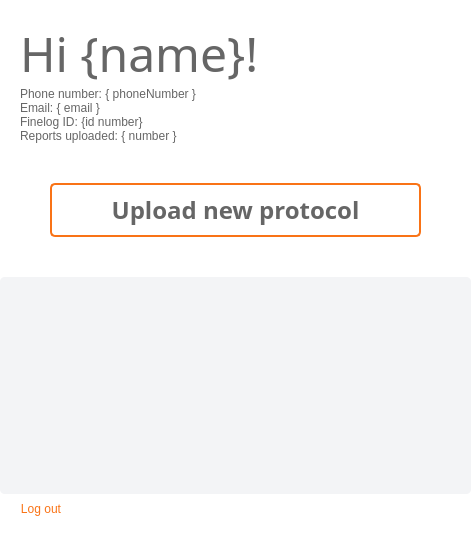
Above: userpanel.ui from Ph4sm4/FinelogApp before the change. Below: the same form after it.
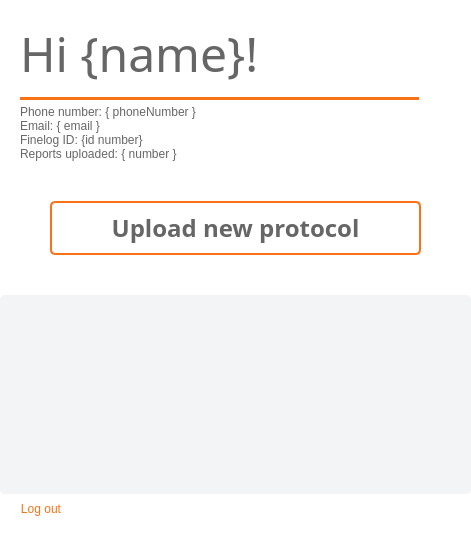
That is the form after the change. Icons and pictures are not drawn.

```diff
--- a/userpanel.ui
+++ b/userpanel.ui
@@ -128,24 +128,36 @@
               <string notr="true">QLabel {
 background: transparent;
 color: rgb(102, 102, 102);
+border-bottom: 3px solid rgb(249, 115, 22);
+padding-bottom: 10px;
 }</string>
              </property>
              <property name="text">
               <string>Hi {name}!</string>
              </property>
+             <property name="alignment">
+              <set>Qt::AlignJustify|Qt::AlignVCenter</set>
+             </property>
             </widget>
            </item>
            <item>
             <widget class="QLabel" name="phoneNumberLabel">
+             <property name="layoutDirection">
+              <enum>Qt::LeftToRight</enum>
+             </property>
              <property name="styleSheet">
               <string notr="true">QLabel {
 background: transparent;
 color: rgb(102, 102, 102);
+margin-top: 5px;
 }</string>
              </property>
              <property name="text">
               <string>Phone number: { phoneNumber }</string>
              </property>
+             <property name="alignment">
+              <set>Qt::AlignJustify|Qt::AlignVCenter</set>
+             </property>
             </widget>
            </item>
            <item>
@@ -199,8 +211,9 @@
            </property>
            <property name="styleSheet">
             <string notr="true">QPushButton {
-background-color: white;
+background-color: transparent;
 border: none;
+outline: none;
 }</string>
            </property>
            <property name="text">
@@ -351,7 +364,7 @@
             <x>0</x>
             <y>0</y>
             <width>471</width>
-            <height>89</height>
+            <height>80</height>
            </rect>
           </property>
           <property name="styleSheet">
```
